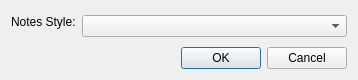
The window that scribus/ui/marknote.ui (scribusproject/scribus) describes before a commit, drawn with Qt 5.
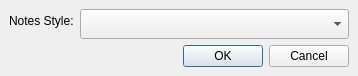
The same window after the commit.

Commit message: #16467: Unify margins and spacing for dialogs, set 6 <bubu>

```diff
--- a/scribus/ui/marknote.ui
+++ b/scribus/ui/marknote.ui
@@ -7,7 +7,7 @@
     <x>0</x>
     <y>0</y>
     <width>358</width>
-    <height>80</height>
+    <height>76</height>
    </rect>
   </property>
   <property name="sizePolicy">
@@ -26,6 +26,18 @@
    <string>Dialog</string>
   </property>
   <layout class="QGridLayout" name="gridLayout">
+   <property name="leftMargin">
+    <number>9</number>
+   </property>
+   <property name="topMargin">
+    <number>9</number>
+   </property>
+   <property name="rightMargin">
+    <number>9</number>
+   </property>
+   <property name="bottomMargin">
+    <number>9</number>
+   </property>
    <item row="0" column="0">
     <layout class="QFormLayout" name="formLayout">
      <property name="fieldGrowthPolicy">
@@ -55,12 +67,6 @@
      </item>
      <item row="0" column="0">
       <widget class="QLabel" name="label_2">
-       <property name="sizePolicy">
-        <sizepolicy hsizetype="Preferred" vsizetype="Fixed">
-         <horstretch>0</horstretch>
-         <verstretch>0</verstretch>
-        </sizepolicy>
-       </property>
        <property name="text">
         <string>Notes Style:</string>
        </property>
```
The commit also changes 5 other files.
